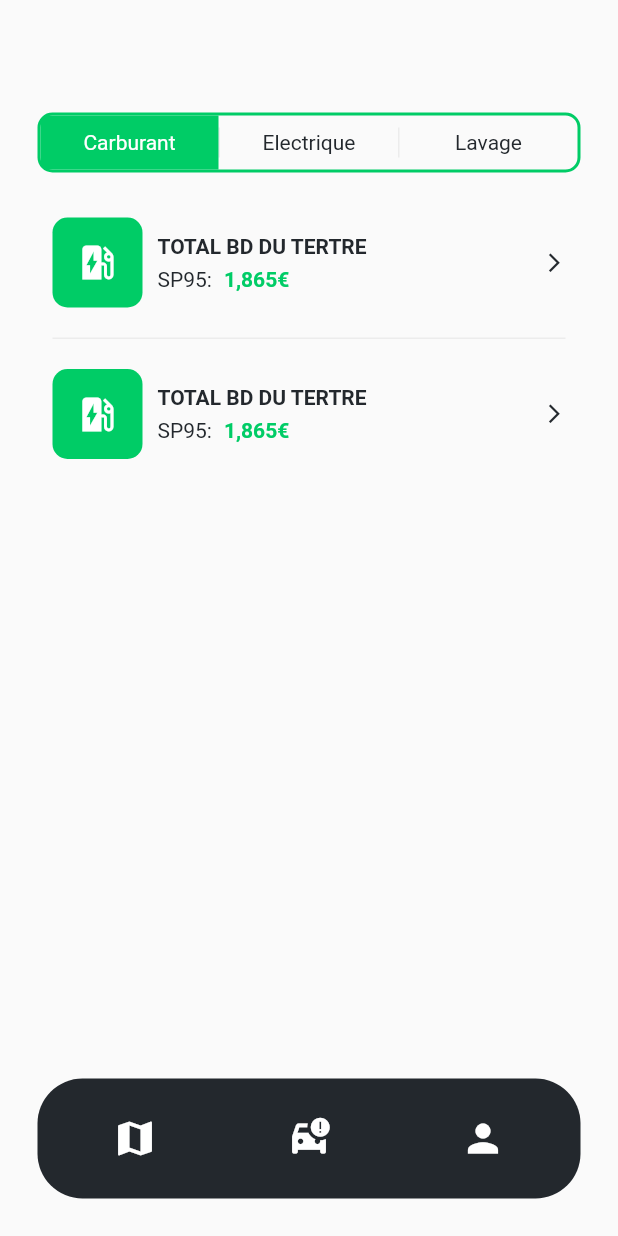
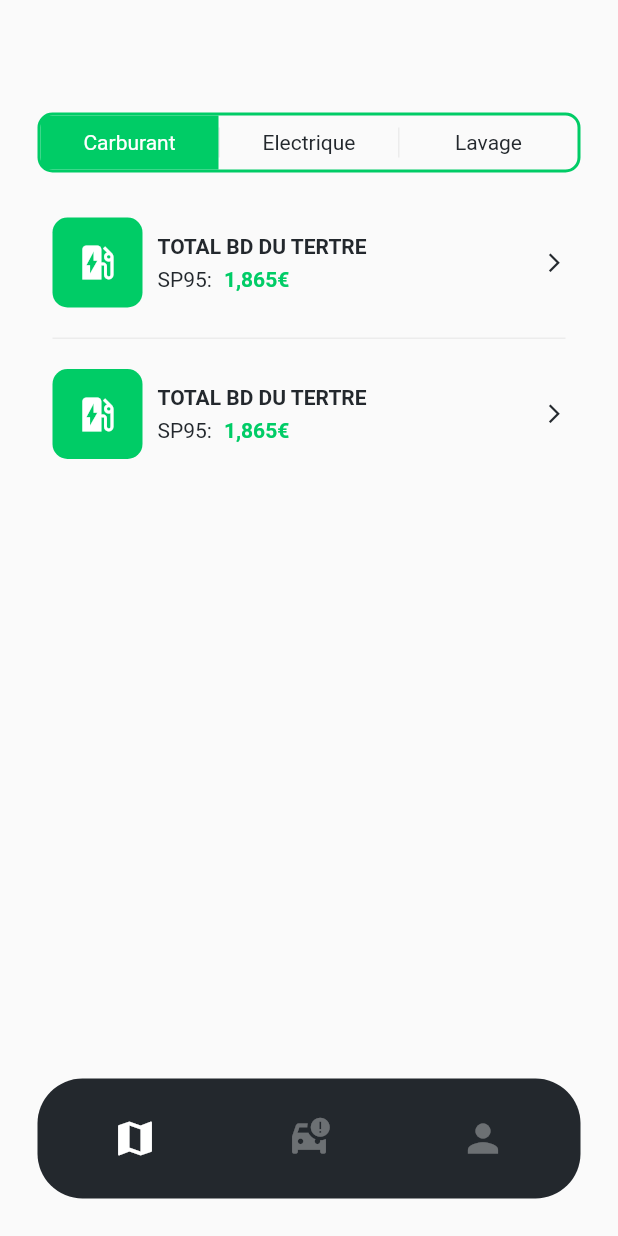
Before and after one commit to CLEMREP/Cartools, a Flutter app: the screen it shows after launch, on a phone screen of 412 x 824 dp. Run offline on Flutter 3.47's test engine with Material 2 defaults, Android fonts, the phone set to English and light mode, and no system bars.

Commit message:
:sparkles: update page carburant

```diff
--- a/frontend/lib/src/Services/ColorManager.dart
+++ b/frontend/lib/src/Services/ColorManager.dart
@@ -9,4 +9,5 @@
   static const Color invisible = Color(0x00000000);
 
   static const Color secondary50 = Color(0x1123282D);
+  static const Color thirdly50 = Color(0x55FFFFFF);
 }
--- a/frontend/lib/src/Views/component/NavBarComponent.dart
+++ b/frontend/lib/src/Views/component/NavBarComponent.dart
@@ -23,17 +23,47 @@
       child: Row(
         mainAxisAlignment: MainAxisAlignment.spaceBetween,
         children: [
-          Icon(Icons.map,
-            color: selectedIndex == 0 ? ColorManager.thirdly : ColorManager.secondary,
-            size: 30,
+          GestureDetector(
+            child: Container(
+              child: Column(
+                children: [
+                  Icon(
+                    Icons.map,
+                    color: selectedIndex == 0 ? ColorManager.thirdly : ColorManager.thirdly50,
+                    size: 30,
+                  ),
+                ],
+              ),
+            ),
+            onTap: () {
+              setState(() {
+                selectedIndex = 0;
+              });
+            },
           ),
-          Icon(Icons.car_crash,
-            color: ColorManager.thirdly,
-            size: 30,
+          GestureDetector(
+            child: Icon(
+              Icons.car_crash,
+              color: selectedIndex == 1 ? ColorManager.thirdly : ColorManager.thirdly50,
+              size: 30,
+            ),
+            onTap: () {
+              setState(() {
+                selectedIndex = 1;
+              });
+            },
           ),
-          Icon(Icons.person,
-            color: ColorManager.thirdly,
-            size: 30,
+          GestureDetector(
+            child: Icon(
+              Icons.person,
+              color: selectedIndex == 2 ? ColorManager.thirdly : ColorManager.thirdly50,
+              size: 30,
+            ),
+            onTap: () {
+              setState(() {
+                selectedIndex = 2;
+              });
+            },
           ),
         ],
       ),
```
Also changed, not shown: frontend/pubspec.lock.
